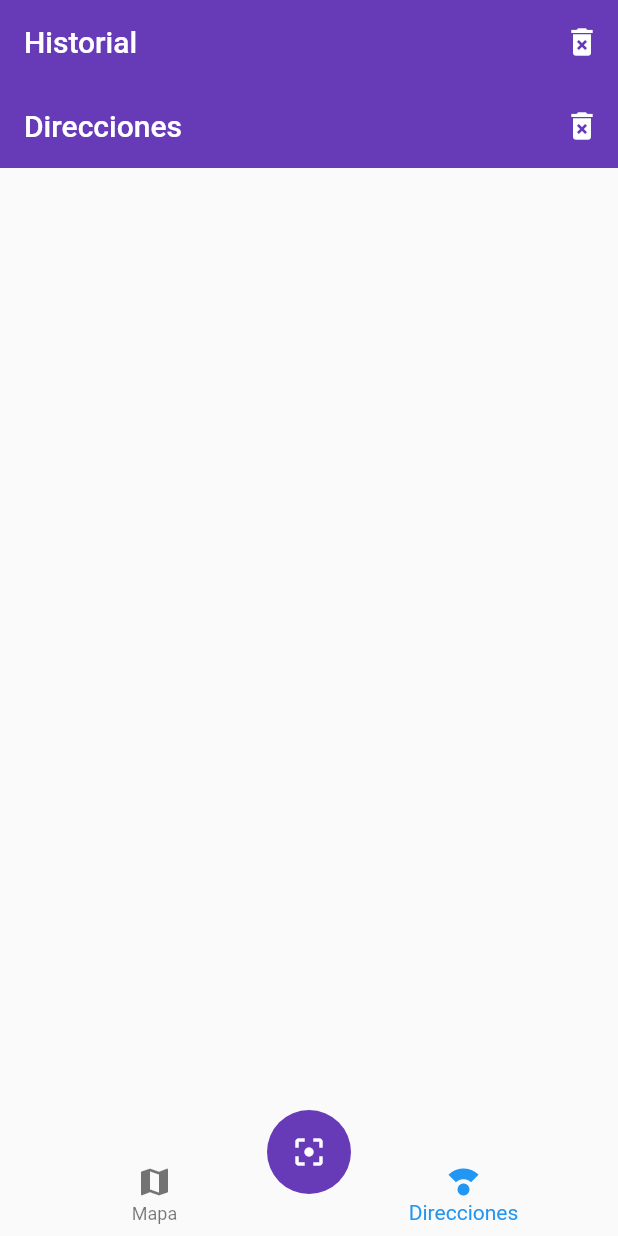
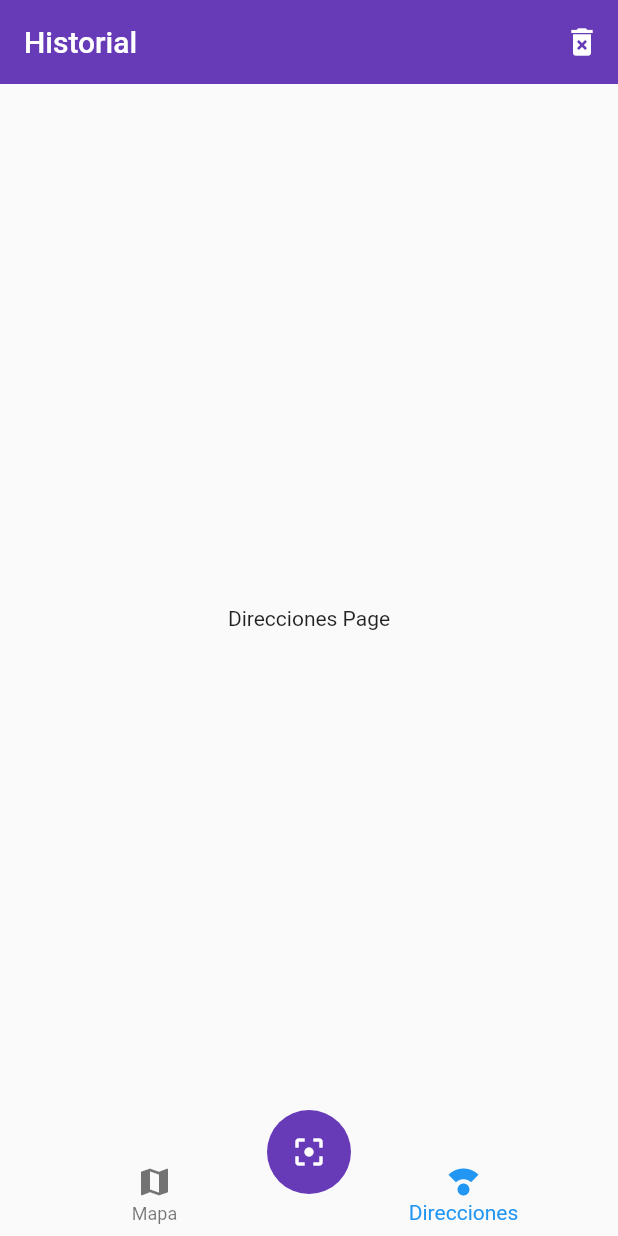
Before and after one commit to DXelor/QRScanner, a Flutter app: the screen it shows after launch, item 2 of the bottom bar chosen, after a tap on the "filter center focus" icon, on a phone screen of 412 x 824 dp. Run offline on Flutter 3.47's test engine with Material 2 defaults, Android fonts, the phone set to English and light mode, and no system bars; missing offline and left inert: flutter_barcode_scanner.

```diff
--- a/lib/pages/direcciones_page.dart
+++ b/lib/pages/direcciones_page.dart
@@ -4,10 +4,9 @@ class DireccionesPage extends StatelessWidget {
   @override
   Widget build(BuildContext context) {
     return Scaffold(
-        appBar: AppBar(
-      elevation: 0,
-      actions: [IconButton(icon: Icon(Icons.delete_forever), onPressed: () {})],
-      title: Text('Direcciones'),
-    ));
+      body: Center(
+        child: Text('Direcciones Page'),
+      ),
+    );
   }
 }
--- a/lib/widgets/scan_button.dart
+++ b/lib/widgets/scan_button.dart
@@ -1,4 +1,5 @@
 import 'package:flutter/material.dart';
+import 'package:flutter_barcode_scanner/flutter_barcode_scanner.dart';
 
 class ScanButton extends StatelessWidget {
   @override
@@ -6,7 +7,11 @@ class ScanButton extends StatelessWidget {
     return FloatingActionButton(
       elevation: 0,
       child: Icon(Icons.filter_center_focus),
-      onPressed: () {},
+      onPressed: () async {
+        String barcodeScanRes = await FlutterBarcodeScanner.scanBarcode(
+            '#3D8BEF', 'Cancelar', false, ScanMode.QR);
+        print(barcodeScanRes);
+      },
     );
   }
 }
--- a/pubspec.yaml
+++ b/pubspec.yaml
@@ -29,6 +29,7 @@ dependencies:
   # Use with the CupertinoIcons class for iOS style icons.
   cupertino_icons: ^1.0.0
   provider: ^4.3.2+3
+  flutter_barcode_scanner: ^1.0.2
 
 dev_dependencies:
   flutter_test:
```
Also changed, not shown: pubspec.lock.
